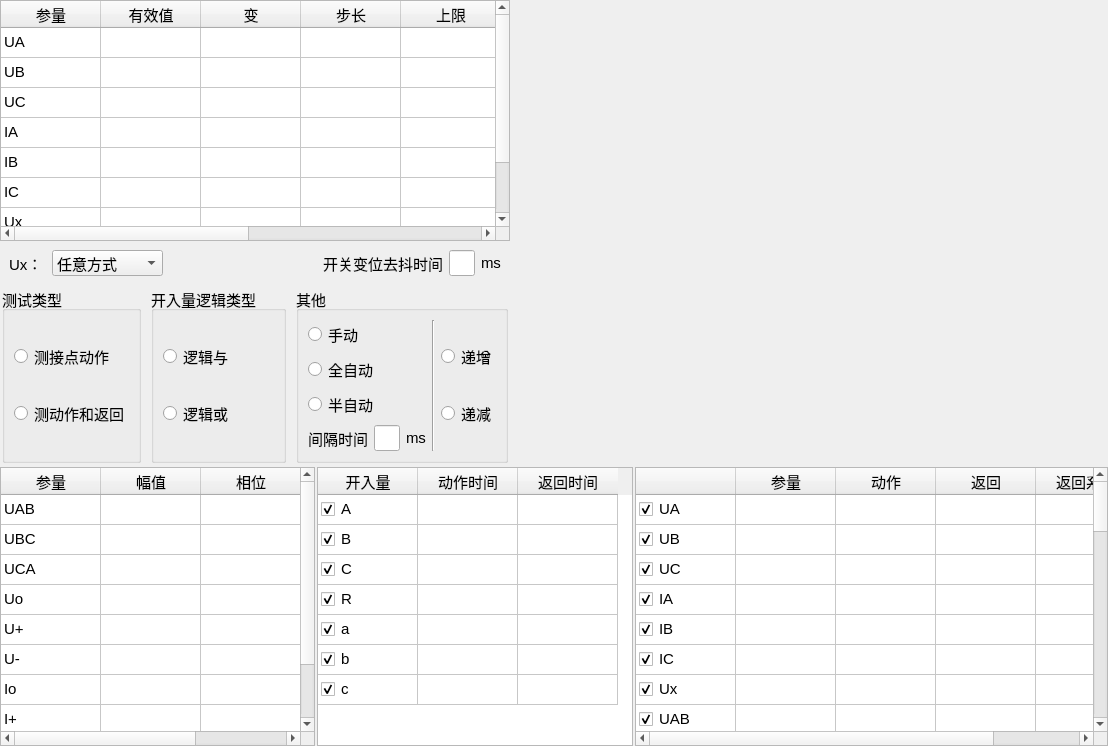
AgueroZzz/Electric-energy-detection, file energy/ui/test01/ui_001.ui: the form before one commit.
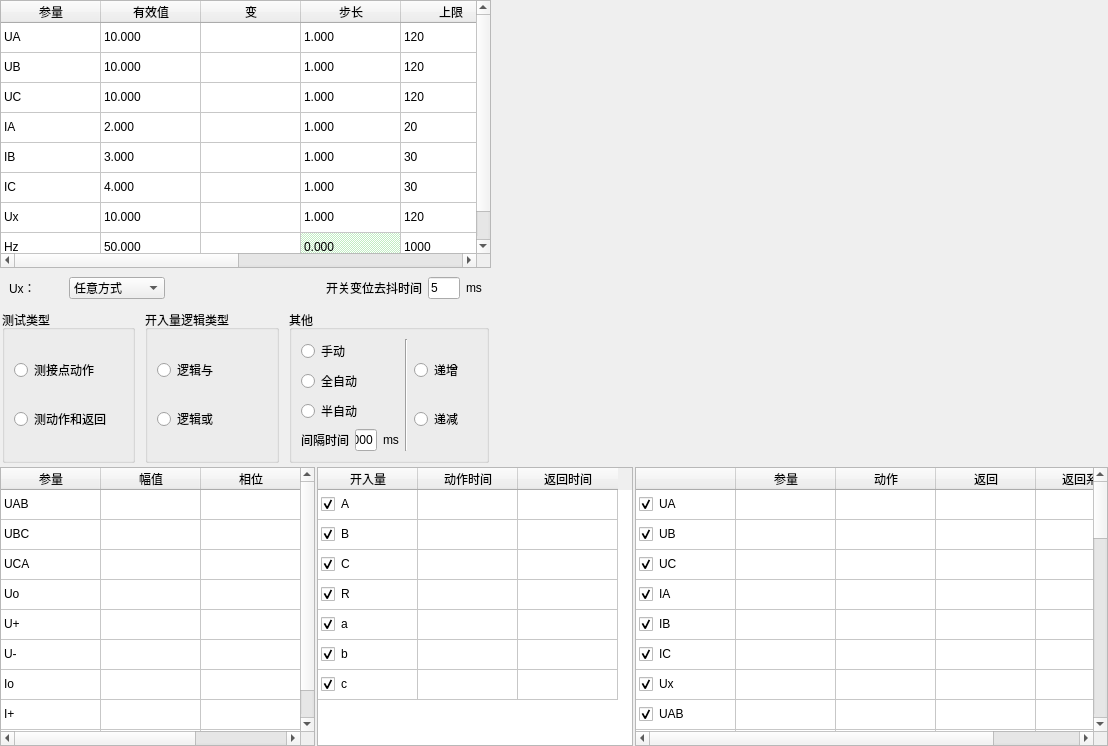
The form after the commit.

What changed in the file:
```diff
--- a/energy/ui/test01/ui_001.ui
+++ b/energy/ui/test01/ui_001.ui
@@ -12,7 +12,7 @@
   </property>
   <property name="font">
    <font>
-    <pointsize>11</pointsize>
+    <pointsize>9</pointsize>
    </font>
   </property>
   <property name="windowTitle">
@@ -105,16 +105,41 @@
            <set>ItemIsSelectable|ItemIsDragEnabled|ItemIsDropEnabled|ItemIsUserCheckable|ItemIsEnabled</set>
           </property>
          </item>
+         <item row="0" column="1">
+          <property name="text">
+           <string>10.000</string>
+          </property>
+         </item>
          <item row="0" column="2">
           <property name="text">
            <string/>
           </property>
          </item>
+         <item row="0" column="3">
+          <property name="text">
+           <string>1.000</string>
+          </property>
+         </item>
+         <item row="0" column="4">
+          <property name="text">
+           <string>120</string>
+          </property>
+         </item>
+         <item row="0" column="5">
+          <property name="text">
+           <string>0.0</string>
+          </property>
+         </item>
          <item row="0" column="6">
           <property name="text">
            <string/>
           </property>
          </item>
+         <item row="0" column="7">
+          <property name="text">
+           <string>1.0</string>
+          </property>
+         </item>
          <item row="1" column="0">
           <property name="text">
            <string>UB</string>
@@ -123,16 +148,41 @@
            <set>ItemIsSelectable|ItemIsDragEnabled|ItemIsDropEnabled|ItemIsUserCheckable|ItemIsEnabled</set>
           </property>
          </item>
+         <item row="1" column="1">
+          <property name="text">
+           <string>10.000</string>
+          </property>
+         </item>
          <item row="1" column="2">
           <property name="text">
            <string/>
           </property>
          </item>
+         <item row="1" column="3">
+          <property name="text">
+           <string>1.000</string>
+          </property>
+         </item>
+         <item row="1" column="4">
+          <property name="text">
+           <string>120</string>
+          </property>
+         </item>
+         <item row="1" column="5">
+          <property name="text">
+           <string>240.0</string>
+          </property>
+         </item>
          <item row="1" column="6">
           <property name="text">
            <string/>
           </property>
          </item>
+         <item row="1" column="7">
+          <property name="text">
+           <string>1.0</string>
+          </property>
+         </item>
          <item row="2" column="0">
           <property name="text">
            <string>UC</string>
@@ -141,16 +191,41 @@
            <set>ItemIsSelectable|ItemIsDragEnabled|ItemIsDropEnabled|ItemIsUserCheckable|ItemIsEnabled</set>
           </property>
          </item>
+         <item row="2" column="1">
+          <property name="text">
+           <string>10.000</string>
+          </property>
+         </item>
          <item row="2" column="2">
           <property name="text">
            <string/>
           </property>
          </item>
+         <item row="2" column="3">
+          <property name="text">
+           <string>1.000</string>
+          </property>
+         </item>
+         <item row="2" column="4">
+          <property name="text">
+           <string>120</string>
+          </property>
+         </item>
+         <item row="2" column="5">
+          <property name="text">
+           <string>120.0</string>
+          </property>
+         </item>
          <item row="2" column="6">
           <property name="text">
            <string/>
           </property>
          </item>
+         <item row="2" column="7">
+          <property name="text">
+           <string>1.0</string>
+          </property>
+         </item>
          <item row="3" column="0">
           <property name="text">
            <string>IA</string>
@@ -159,16 +234,41 @@
            <set>ItemIsSelectable|ItemIsDragEnabled|ItemIsDropEnabled|ItemIsUserCheckable|ItemIsEnabled</set>
           </property>
          </item>
+         <item row="3" column="1">
+          <property name="text">
+           <string>2.000</string>
+          </property>
+         </item>
          <item row="3" column="2">
           <property name="text">
            <string/>
           </property>
          </item>
+         <item row="3" column="3">
+          <property name="text">
+           <string>1.000</string>
+          </property>
+         </item>
+         <item row="3" column="4">
+          <property name="text">
+           <string>20</string>
+          </property>
+         </item>
+         <item row="3" column="5">
+          <property name="text">
+           <string>0.0</string>
+          </property>
+         </item>
          <item row="3" column="6">
           <property name="text">
            <string/>
           </property>
          </item>
+         <item row="3" column="7">
+          <property name="text">
+           <string>1.0</string>
+          </property>
+         </item>
          <item row="4" column="0">
           <property name="text">
            <string>IB</string>
@@ -177,16 +277,41 @@
            <set>ItemIsSelectable|ItemIsDragEnabled|ItemIsDropEnabled|ItemIsUserCheckable|ItemIsEnabled</set>
           </property>
          </item>
+         <item row="4" column="1">
+          <property name="text">
+           <string>3.000</string>
+          </property>
+         </item>
          <item row="4" column="2">
           <property name="text">
            <string/>
           </property>
          </item>
+         <item row="4" column="3">
+          <property name="text">
+           <string>1.000</string>
+          </property>
+         </item>
+         <item row="4" column="4">
+          <property name="text">
+           <string>30</string>
+          </property>
+         </item>
+         <item row="4" column="5">
+          <property name="text">
+           <string>240.0</string>
+          </property>
+         </item>
          <item row="4" column="6">
           <property name="text">
            <string/>
           </property>
          </item>
+         <item row="4" column="7">
+          <property name="text">
+           <string>1.0</string>
+          </property>
+         </item>
          <item row="5" column="0">
           <property name="text">
            <string>IC</string>
@@ -195,16 +320,41 @@
            <set>ItemIsSelectable|ItemIsDragEnabled|ItemIsDropEnabled|ItemIsUserCheckable|ItemIsEnabled</set>
           </property>
          </item>
+         <item row="5" column="1">
+          <property name="text">
+           <string>4.000</string>
+          </property>
+         </item>
          <item row="5" column="2">
           <property name="text">
            <string/>
           </property>
          </item>
+         <item row="5" column="3">
+          <property name="text">
+           <string>1.000</string>
+          </property>
+         </item>
+         <item row="5" column="4">
+          <property name="text">
+           <string>30</string>
+          </property>
+         </item>
+         <item row="5" column="5">
+          <property name="text">
+           <string>120.0</string>
+          </property>
+         </item>
          <item row="5" column="6">
           <property name="text">
            <string/>
           </property>
          </item>
+         <item row="5" column="7">
+          <property name="text">
+           <string>1.0</string>
+          </property>
+         </item>
          <item row="6" column="0">
           <property name="text">
            <string>Ux</string>
@@ -215,7 +365,7 @@
          </item>
          <item row="6" column="1">
           <property name="text">
-           <string/>
+           <string>10.000</string>
           </property>
           <property name="background">
            <brush brushstyle="NoBrush">
@@ -249,7 +399,7 @@
          </item>
          <item row="6" column="3">
           <property name="text">
-           <string/>
+           <string>1.000</string>
           </property>
           <property name="background">
            <brush brushstyle="NoBrush">
@@ -266,7 +416,7 @@
          </item>
          <item row="6" column="4">
           <property name="text">
-           <string/>
+           <string>120</string>
           </property>
           <property name="background">
            <brush brushstyle="NoBrush">
@@ -283,7 +433,7 @@
          </item>
          <item row="6" column="5">
           <property name="text">
-           <string/>
+           <string>0.0</string>
           </property>
           <property name="background">
            <brush brushstyle="NoBrush">
@@ -317,7 +467,7 @@
          </item>
          <item row="6" column="7">
           <property name="text">
-           <string/>
+           <string>1.0</string>
           </property>
           <property name="background">
            <brush brushstyle="NoBrush">
@@ -340,6 +490,11 @@
            <set>ItemIsSelectable|ItemIsDragEnabled|ItemIsDropEnabled|ItemIsUserCheckable|ItemIsEnabled</set>
           </property>
          </item>
+         <item row="7" column="1">
+          <property name="text">
+           <string>50.000</string>
+          </property>
+         </item>
          <item row="7" column="2">
           <property name="text">
            <string/>
@@ -347,7 +502,7 @@
          </item>
          <item row="7" column="3">
           <property name="text">
-           <string/>
+           <string>0.000</string>
           </property>
           <property name="background">
            <brush brushstyle="Dense4Pattern">
@@ -362,6 +517,11 @@
            <set>ItemIsEditable|ItemIsDragEnabled|ItemIsDropEnabled|ItemIsUserCheckable|ItemIsEnabled</set>
           </property>
          </item>
+         <item row="7" column="4">
+          <property name="text">
+           <string>1000</string>
+          </property>
+         </item>
          <item row="7" column="5">
           <property name="text">
            <string/>
@@ -376,7 +536,7 @@
            </brush>
           </property>
           <property name="flags">
-           <set>ItemIsEditable|ItemIsDragEnabled|ItemIsDropEnabled|ItemIsUserCheckable|ItemIsEnabled</set>
+           <set>ItemIsDragEnabled|ItemIsDropEnabled|ItemIsUserCheckable|ItemIsEnabled</set>
           </property>
          </item>
          <item row="7" column="6">
@@ -496,7 +656,11 @@
              </widget>
             </item>
             <item>
-             <widget class="QLineEdit" name="le_delay"/>
+             <widget class="QLineEdit" name="le_delay">
+              <property name="text">
+               <string>5</string>
+              </property>
+             </widget>
             </item>
             <item>
              <widget class="QLabel" name="label_3">
@@ -612,7 +776,11 @@
                  </widget>
                 </item>
                 <item>
-                 <widget class="QLineEdit" name="lineEdit_2"/>
+                 <widget class="QLineEdit" name="lineEdit_2">
+                  <property name="text">
+                   <string>1000</string>
+                  </property>
+                 </widget>
                 </item>
                 <item>
                  <widget class="QLabel" name="label_5">
@@ -669,6 +837,14 @@
     <layout class="QHBoxLayout" name="horizontalLayout_7" stretch="2,2,3">
      <item>
       <widget class="QTableWidget" name="tb_down_1">
+       <property name="styleSheet">
+        <string notr="true">QTableWidget {
+     background-color: &quot;#97E8F2&quot;;
+    }
+    QTableWidget::item {
+       background-color: &quot;#97E8F2&quot;;
+    }</string>
+       </property>
        <property name="rowCount">
         <number>9</number>
        </property>
@@ -748,6 +924,14 @@
      </item>
      <item>
       <widget class="QTableWidget" name="tb_down_2">
+       <property name="styleSheet">
+        <string notr="true">QTableWidget {
+     background-color: &quot;#FFE6FF&quot;;
+    }
+    QTableWidget::item {
+       background-color: &quot;#FFE6FF&quot;;
+    }</string>
+       </property>
        <property name="rowCount">
         <number>7</number>
        </property>
@@ -857,6 +1041,14 @@
      </item>
      <item>
       <widget class="QTableWidget" name="tb_down_3">
+       <property name="styleSheet">
+        <string notr="true">QTableWidget {
+     background-color: &quot;#FFE6FF&quot;;
+    }
+    QTableWidget::item {
+       background-color: &quot;#FFE6FF&quot;;
+    }</string>
+       </property>
        <property name="rowCount">
         <number>33</number>
        </property>
```
